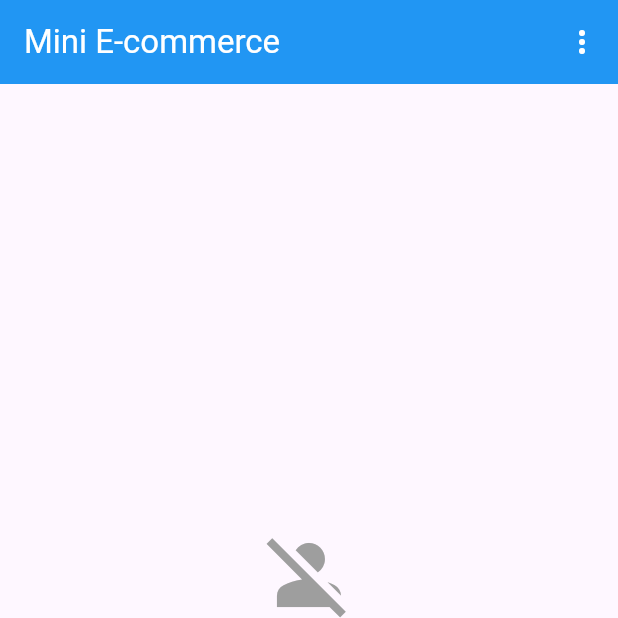
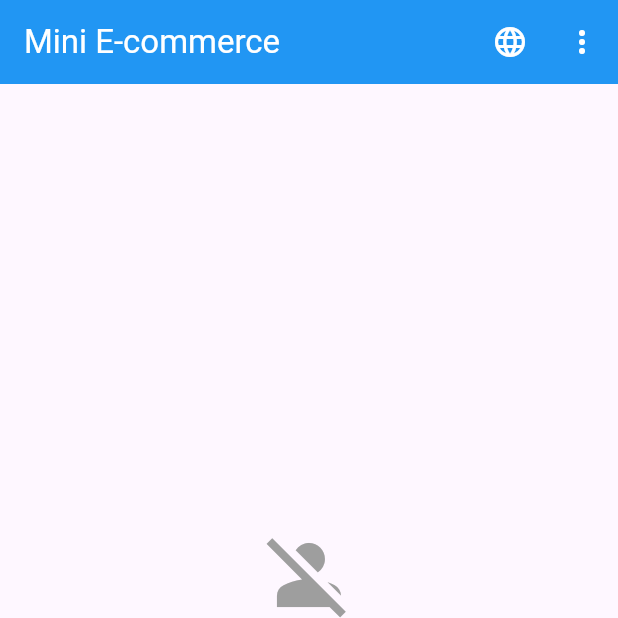
Before and after one commit to farhazalam/mini-ecommerce, a Flutter app: the HomePage screen opened directly, on a phone screen of 412 x 824 dp, the top half of it. Run offline on Flutter 3.47's test engine with Material 3 defaults, Android fonts, the phone set to English and light mode, and no system bars; our stand-ins replace cached_network_image, cloud_firestore, firebase_auth, firebase_core, firebase_messaging, firebase_storage and 6 more; missing offline and left inert: flutter_stripe; accounts and stored records are empty.

````diff
--- /dev/null
+++ b/l10n.yaml
@@ -0,0 +1,3 @@
+arb-dir: lib/l10n
+template-arb-file: app_en.arb
+output-localization-file: app_localizations.dart
--- /dev/null
+++ b/lib/l10n/app_localizations.dart
@@ -0,0 +1,212 @@
+import 'dart:async';
+
+import 'package:flutter/foundation.dart';
+import 'package:flutter/widgets.dart';
+import 'package:flutter_localizations/flutter_localizations.dart';
+import 'package:intl/intl.dart' as intl;
+
+import 'app_localizations_ar.dart';
+import 'app_localizations_en.dart';
+
+// ignore_for_file: type=lint
+
+/// Callers can lookup localized strings with an instance of AppLocalizations
+/// returned by `AppLocalizations.of(context)`.
+///
+/// Applications need to include `AppLocalizations.delegate()` in their app's
+/// `localizationDelegates` list, and the locales they support in the app's
+/// `supportedLocales` list. For example:
+///
+/// ```dart
+/// import 'l10n/app_localizations.dart';
+///
+/// return MaterialApp(
+///   localizationsDelegates: AppLocalizations.localizationsDelegates,
+///   supportedLocales: AppLocalizations.supportedLocales,
+///   home: MyApplicationHome(),
+/// );
+/// ```
+///
+/// ## Update pubspec.yaml
+///
+/// Please make sure to update your pubspec.yaml to include the following
+/// packages:
+///
+/// ```yaml
+/// dependencies:
+///   # Internationalization support.
+///   flutter_localizations:
+///     sdk: flutter
+///   intl: any # Use the pinned version from flutter_localizations
+///
+///   # Rest of dependencies
+/// ```
+///
+/// ## iOS Applications
+///
+/// iOS applications define key application metadata, including supported
+/// locales, in an Info.plist file that is built into the application bundle.
+/// To configure the locales supported by your app, you’ll need to edit this
+/// file.
+///
+/// First, open your project’s ios/Runner.xcworkspace Xcode workspace file.
+/// Then, in the Project Navigator, open the Info.plist file under the Runner
+/// project’s Runner folder.
+///
+/// Next, select the Information Property List item, select Add Item from the
+/// Editor menu, then select Localizations from the pop-up menu.
+///
+/// Select and expand the newly-created Localizations item then, for each
+/// locale your application supports, add a new item and select the locale
+/// you wish to add from the pop-up menu in the Value field. This list should
+/// be consistent with the languages listed in the AppLocalizations.supportedLocales
+/// property.
+abstract class AppLocalizations {
+  AppLocalizations(String locale)
+    : localeName = intl.Intl.canonicalizedLocale(locale.toString());
+
+  final String localeName;
+
+  static AppLocalizations? of(BuildContext context) {
+    return Localizations.of<AppLocalizations>(context, AppLocalizations);
+  }
+
+  static const LocalizationsDelegate<AppLocalizations> delegate =
+      _AppLocalizationsDelegate();
+
+  /// A list of this localizations delegate along with the default localizations
+  /// delegates.
+  ///
+  /// Returns a list of localizations delegates containing this delegate along with
+  /// GlobalMaterialLocalizations.delegate, GlobalCupertinoLocalizations.delegate,
+  /// and GlobalWidgetsLocalizations.delegate.
+  ///
+  /// Additional delegates can be added by appending to this list in
+  /// MaterialApp. This list does not have to be used at all if a custom list
+  /// of delegates is preferred or required.
+  static const List<LocalizationsDelegate<dynamic>> localizationsDelegates =
+      <LocalizationsDelegate<dynamic>>[
+        delegate,
+        GlobalMaterialLocalizations.delegate,
+        GlobalCupertinoLocalizations.delegate,
+        GlobalWidgetsLocalizations.delegate,
+      ];
+
+  /// A list of this localizations delegate's supported locales.
+  static const List<Locale> supportedLocales = <Locale>[
+    Locale('ar'),
+    Locale('en'),
+  ];
+
+  /// No description provided for @appTitle.
+  ///
+  /// In en, this message translates to:
+  /// **'Mini E-commerce'**
+  String get appTitle;
+
+  /// No description provided for @welcome.
+  ///
+  /// In en, this message translates to:
+  /// **'Welcome!'**
+  String get welcome;
+
+  /// No description provided for @hello.
+  ///
+  /// In en, this message translates to:
+  /// **'Hello, {name}!'**
+  String hello(Object name);
+
+  /// No description provided for @quickActions.
+  ///
+  /// In en, this message translates to:
+  /// **'Quick Actions'**
+  String get quickActions;
+
+  /// No description provided for @browseProducts.
+  ///
+  /// In en, this message translates to:
+  /// **'Browse Products'**
+  String get browseProducts;
+
+  /// No description provided for @myOrders.
+  ///
+  /// In en, this message translates to:
+  /// **'My Orders'**
+  String get myOrders;
+
+  /// No description provided for @profile.
+  ///
+  /// In en, this message translates to:
+  /// **'Profile'**
+  String get profile;
+
+  /// No description provided for @nearby.
+  ///
+  /// In en, this message translates to:
+  /// **'Nearby'**
+  String get nearby;
+
+  /// No description provided for @logout.
+  ///
+  /// In en, this message translates to:
+  /// **'Logout'**
+  String get logout;
+
+  /// No description provided for @language.
+  ///
+  /// In en, this message translates to:
+  /// **'Language'**
+  String get language;
+
+  /// No description provided for @english.
+  ///
+  /// In en, this message translates to:
+  /// **'English'**
+  String get english;
+
+  /// No description provided for @arabic.
+  ///
+  /// In en, this message translates to:
+  /// **'العربية'**
+  String get arabic;
+
+  /// No description provided for @selectLanguage.
+  ///
+  /// In en, this message translates to:
+  /// **'Select Language'**
+  String get selectLanguage;
+}
+
+class _AppLocalizationsDelegate
+    extends LocalizationsDelegate<AppLocalizations> {
+  const _AppLocalizationsDelegate();
+
+  @override
+  Future<AppLocalizations> load(Locale locale) {
+    return SynchronousFuture<AppLocalizations>(lookupAppLocalizations(locale));
+  }
+
+  @override
+  bool isSupported(Locale locale) =>
+      <String>['ar', 'en'].contains(locale.languageCode);
+
+  @override
+  bool shouldReload(_AppLocalizationsDelegate old) => false;
+}
+
+AppLocalizations lookupAppLocalizations(Locale locale) {
+  // Lookup logic when only language code is specified.
+  switch (locale.languageCode) {
+    case 'ar':
+      return AppLocalizationsAr();
+    case 'en':
+      return AppLocalizationsEn();
+  }
+
+  throw FlutterError(
+    'AppLocalizations.delegate failed to load unsupported locale "$locale". This is likely '
+    'an issue with the localizations generation tool. Please file an issue '
+    'on GitHub with a reproducible sample app and the gen-l10n configuration '
+    'that was used.',
+  );
+}
--- a/lib/pages/home_page.dart
+++ b/lib/pages/home_page.dart
@@ -1,22 +1,72 @@
 import 'package:flutter/material.dart';
 import 'package:provider/provider.dart';
 import '../providers/auth_provider.dart';
+import '../providers/language_provider.dart';
 import 'login_page.dart';
 import 'profile_page.dart';
 import 'products_page.dart';
 import 'maps_page.dart';
+import 'package:mini_ecommerce/l10n/app_localizations.dart';
 
 class HomePage extends StatelessWidget {
   const HomePage({super.key});
 
   @override
   Widget build(BuildContext context) {
-    return Scaffold(
+    final l10n = AppLocalizations.of(context)!;
+    final languageProvider = Provider.of<LanguageProvider>(
+      context,
+      listen: false,
+    );
+
+    return Directionality(
+      textDirection: languageProvider.isArabic
+          ? TextDirection.rtl
+          : TextDirection.ltr,
+      child: Scaffold(
         appBar: AppBar(
-        title: const Text('Mini E-commerce'),
+          title: Text(l10n.appTitle),
           backgroundColor: Colors.blue,
           foregroundColor: Colors.white,
           actions: [
+            // Language Dropdown
+            Consumer<LanguageProvider>(
+              builder: (context, languageProvider, child) {
+                return PopupMenuButton<String>(
+                  icon: const Icon(Icons.language),
+                  onSelected: (value) {
+                    if (value == 'en') {
+                      languageProvider.setLocale(const Locale('en', ''));
+                    } else if (value == 'ar') {
+                      languageProvider.setLocale(const Locale('ar', ''));
+                    }
+                  },
+                  itemBuilder: (context) => [
+                    PopupMenuItem(
+                      value: 'en',
+                      child: Row(
+                        children: [
+                          const Icon(Icons.language),
+                          const SizedBox(width: 8),
+                          Text(l10n.english),
+                        ],
+                      ),
+                    ),
+                    PopupMenuItem(
+                      value: 'ar',
+                      child: Row(
+                        children: [
+                          const Icon(Icons.language),
+                          const SizedBox(width: 8),
+                          Text(l10n.arabic),
+                        ],
+                      ),
+                    ),
+                  ],
+                );
+              },
+            ),
+            // Logout Menu
             Consumer<AuthProvider>(
               builder: (context, authProvider, child) {
                 return PopupMenuButton<String>(
@@ -33,13 +83,13 @@ class HomePage extends StatelessWidget {
                     }
                   },
                   itemBuilder: (context) => [
-                  const PopupMenuItem(
+                    PopupMenuItem(
                       value: 'logout',
                       child: Row(
                         children: [
-                        Icon(Icons.logout),
-                        SizedBox(width: 8),
-                        Text('Logout'),
+                          const Icon(Icons.logout),
+                          const SizedBox(width: 8),
+                          Text(l10n.logout),
                         ],
                       ),
                     ),
@@ -97,9 +147,9 @@ class HomePage extends StatelessWidget {
                     child: Column(
                       crossAxisAlignment: CrossAxisAlignment.start,
                       children: [
-                      const Text(
-                        'Welcome!',
-                        style: TextStyle(
+                        Text(
+                          l10n.welcome,
+                          style: const TextStyle(
                             fontSize: 24,
                             fontWeight: FontWeight.bold,
                             color: Colors.blue,
@@ -107,7 +157,7 @@ class HomePage extends StatelessWidget {
                         ),
                         const SizedBox(height: 8),
                         Text(
-                        'Hello, ${user.fullName}!',
+                          l10n.hello(user.fullName),
                           style: const TextStyle(
                             fontSize: 18,
                             color: Colors.black87,
@@ -130,9 +180,9 @@ class HomePage extends StatelessWidget {
                 // Quick Actions
                 Padding(
                   padding: const EdgeInsets.symmetric(horizontal: 16.0),
-                child: const Text(
-                  'Quick Actions',
-                  style: TextStyle(
+                  child: Text(
+                    l10n.quickActions,
+                    style: const TextStyle(
                       fontSize: 20,
                       fontWeight: FontWeight.bold,
                       color: Colors.black87,
@@ -151,7 +201,7 @@ class HomePage extends StatelessWidget {
                       children: [
                         _buildActionCard(
                           context,
-                        'Browse Products',
+                          l10n.browseProducts,
                           Icons.shopping_bag_outlined,
                           Colors.green,
                           () {
@@ -164,7 +214,7 @@ class HomePage extends StatelessWidget {
                         ),
                         _buildActionCard(
                           context,
-                        'My Orders',
+                          l10n.myOrders,
                           Icons.receipt_outlined,
                           Colors.orange,
                           () {
@@ -173,7 +223,7 @@ class HomePage extends StatelessWidget {
                         ),
                         _buildActionCard(
                           context,
-                        'Profile',
+                          l10n.profile,
                           Icons.person_outlined,
                           Colors.purple,
                           () {
@@ -186,7 +236,7 @@ class HomePage extends StatelessWidget {
                         ),
                         _buildActionCard(
                           context,
-                        'Nearby',
+                          l10n.nearby,
                           Icons.location_on_outlined,
                           Colors.red,
                           () {
@@ -204,6 +254,7 @@ class HomePage extends StatelessWidget {
               ],
             );
           },
+        ),
       ),
     );
   }
--- /dev/null
+++ b/lib/providers/language_provider.dart
@@ -0,0 +1,14 @@
+import 'package:flutter/material.dart';
+
+class LanguageProvider extends ChangeNotifier {
+  Locale _currentLocale = const Locale('en', '');
+
+  Locale get currentLocale => _currentLocale;
+
+  void setLocale(Locale locale) {
+    _currentLocale = locale;
+    notifyListeners();
+  }
+
+  bool get isArabic => _currentLocale.languageCode == 'ar';
+}
--- a/pubspec.yaml
+++ b/pubspec.yaml
@@ -8,6 +8,8 @@ environment:
 
 dependencies:
   flutter:
+    sdk: flutter
+  flutter_localizations:
     sdk: flutter
   firebase_core: ^4.1.0
   firebase_auth: ^6.0.2
@@ -26,6 +28,7 @@ dependencies:
   image_picker: ^1.2.0
   image_cropper: ^9.1.0
   permission_handler: ^12.0.1
+  intl: ^0.20.2
 
 dev_dependencies:
   flutter_test:
@@ -34,6 +37,7 @@ dev_dependencies:
 
 flutter:
   uses-material-design: true
+  generate: true
 
   assets:
     - assets/images/
````
Also changed, not shown: lib/l10n/app_ar.arb (added, +15 -0 lines), lib/l10n/app_en.arb (added, +15 -0 lines), lib/l10n/app_localizations_ar.dart (added, +51 -0 lines), lib/l10n/app_localizations_en.dart (added, +51 -0 lines), lib/main.dart (+20 -1 lines), pubspec.lock, 1 other file. Lines whose indentation alone changed are shown as unchanged.
